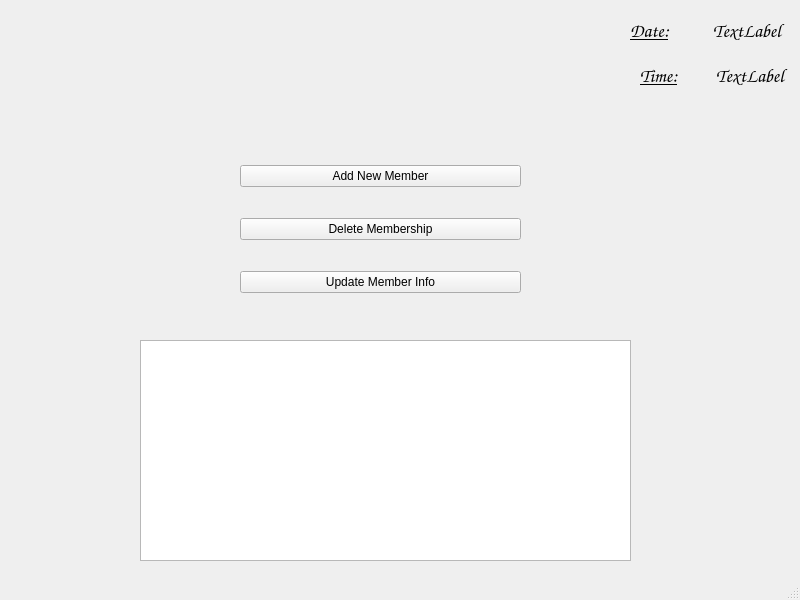
Above: mainwindow.ui from hakut/SCMS before the change. Below: the same form after it.
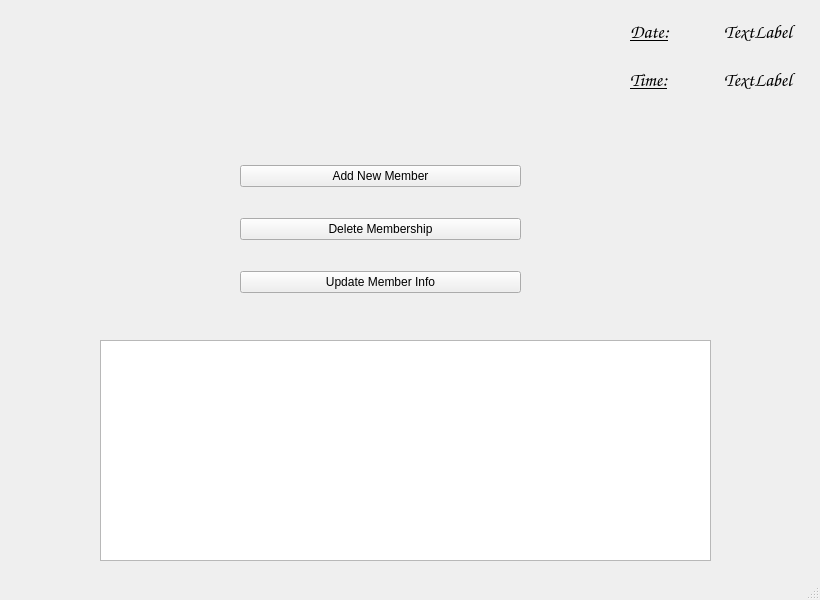
That is the form after the change.

What changed in the file:
```diff
--- a/mainwindow.ui
+++ b/mainwindow.ui
@@ -6,7 +6,7 @@
    <rect>
     <x>0</x>
     <y>0</y>
-    <width>800</width>
+    <width>820</width>
     <height>600</height>
    </rect>
   </property>
@@ -60,58 +60,29 @@
      </item>
     </layout>
    </widget>
-   <widget class="QWidget" name="gridLayoutWidget">
-    <property name="geometry">
-     <rect>
-      <x>640</x>
-      <y>50</y>
-      <width>148</width>
-      <height>51</height>
-     </rect>
-    </property>
-    <layout class="QGridLayout" name="gridLayout">
-     <item row="2" column="1">
-      <widget class="QLabel" name="label_time">
-       <property name="font">
-        <font>
-         <family>Comic Sans MS</family>
-         <pointsize>14</pointsize>
-         <bold>false</bold>
-        </font>
-       </property>
-       <property name="text">
-        <string>TextLabel</string>
-       </property>
-      </widget>
-     </item>
-     <item row="2" column="0">
-      <widget class="QLabel" name="label_2">
-       <property name="font">
-        <font>
-         <family>Comic Sans MS</family>
-         <pointsize>14</pointsize>
-         <italic>true</italic>
-         <bold>true</bold>
-         <underline>true</underline>
-        </font>
-       </property>
-       <property name="text">
-        <string>Time:</string>
-       </property>
-      </widget>
-     </item>
-    </layout>
-   </widget>
    <widget class="QWidget" name="gridLayoutWidget_2">
     <property name="geometry">
      <rect>
       <x>630</x>
       <y>10</y>
-      <width>160</width>
-      <height>41</height>
+      <width>181</width>
+      <height>91</height>
      </rect>
     </property>
     <layout class="QGridLayout" name="gridLayout_2">
+     <item row="0" column="1">
+      <widget class="QLabel" name="label_date">
+       <property name="font">
+        <font>
+         <family>Comic Sans MS</family>
+         <pointsize>14</pointsize>
+        </font>
+       </property>
+       <property name="text">
+        <string>TextLabel</string>
+       </property>
+      </widget>
+     </item>
      <item row="0" column="0">
       <widget class="QLabel" name="label_3">
        <property name="font">
@@ -128,12 +99,29 @@
        </property>
       </widget>
      </item>
-     <item row="0" column="1">
-      <widget class="QLabel" name="label_date">
+     <item row="1" column="0">
+      <widget class="QLabel" name="label_2">
        <property name="font">
         <font>
          <family>Comic Sans MS</family>
          <pointsize>14</pointsize>
+         <italic>true</italic>
+         <bold>true</bold>
+         <underline>true</underline>
+        </font>
+       </property>
+       <property name="text">
+        <string>Time:</string>
+       </property>
+      </widget>
+     </item>
+     <item row="1" column="1">
+      <widget class="QLabel" name="label_time">
+       <property name="font">
+        <font>
+         <family>Comic Sans MS</family>
+         <pointsize>14</pointsize>
+         <bold>false</bold>
         </font>
        </property>
        <property name="text">
@@ -146,9 +134,9 @@
    <widget class="QTableView" name="tableView">
     <property name="geometry">
      <rect>
-      <x>140</x>
+      <x>100</x>
       <y>340</y>
-      <width>491</width>
+      <width>611</width>
       <height>221</height>
      </rect>
     </property>
@@ -159,7 +147,7 @@
     <rect>
      <x>0</x>
      <y>0</y>
-     <width>800</width>
+     <width>820</width>
      <height>22</height>
     </rect>
    </property>
```
